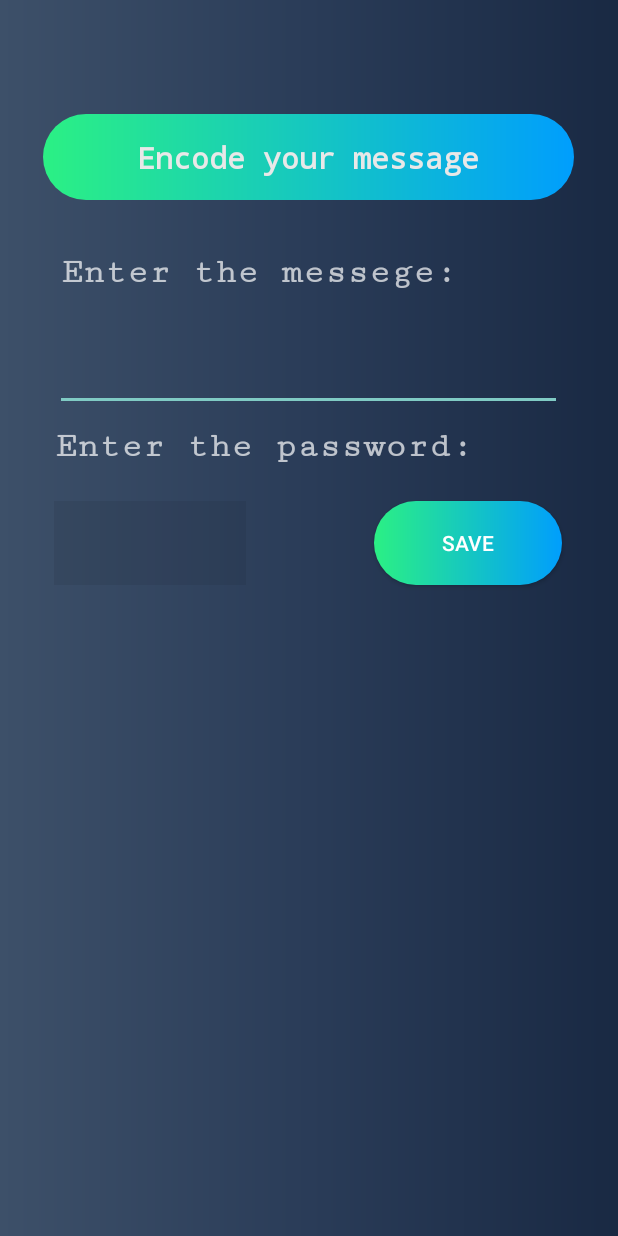
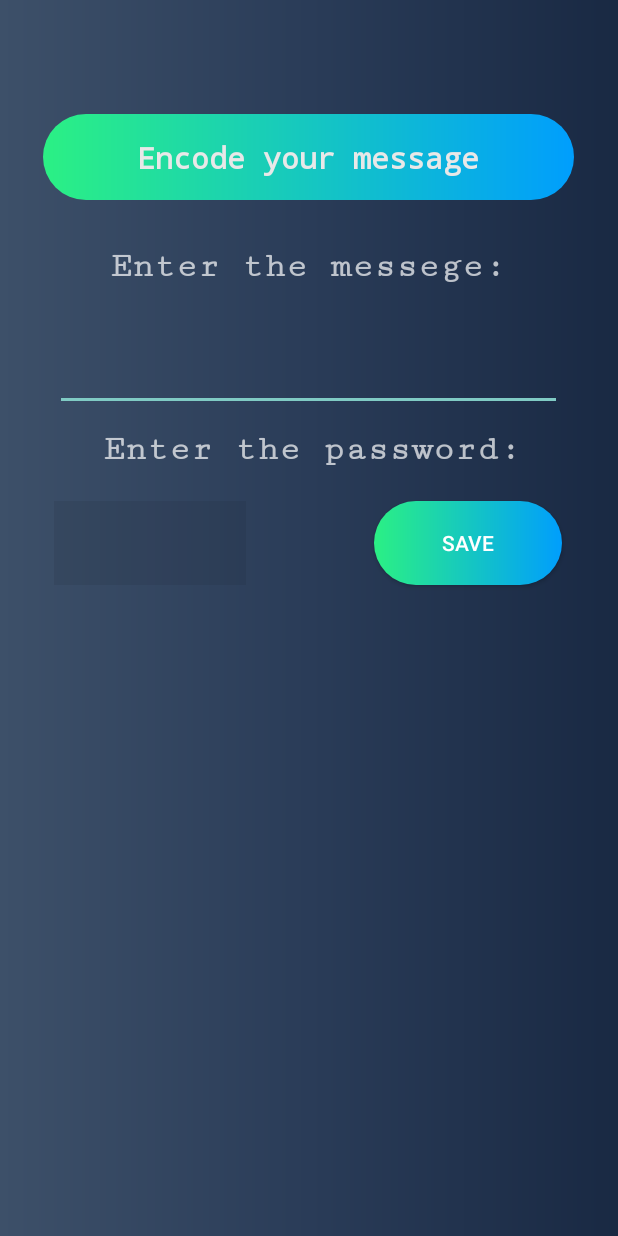
Before and after one commit to gfadu/SecretMessegingapp, an Android app: the Encode screen opened directly, with no data from a screen before it, on a phone screen of 412 x 824 dp. Run offline under Robolectric (Android 15) with nearby library versions, the phone set to English and light mode, and no system bars.

Commit message:
Update activity_encode.xml

```diff
--- a/app/src/main/res/layout/activity_encode.xml
+++ b/app/src/main/res/layout/activity_encode.xml
@@ -104,37 +104,39 @@
 
     <TextView
         android:id="@+id/textView"
-        android:layout_width="wrap_content"
+        android:layout_width="324dp"
         android:layout_height="wrap_content"
         android:layout_marginStart="8dp"
-        android:layout_marginTop="168dp"
+        android:layout_marginTop="164dp"
         android:layout_marginEnd="8dp"
         android:fontFamily="serif-monospace"
         android:text="Enter the messege:"
+        android:textAlignment="center"
         android:textSize="24sp"
         android:textStyle="bold"
         android:typeface="serif"
         app:layout_constraintEnd_toEndOf="parent"
-        app:layout_constraintHorizontal_bias="0.245"
+        app:layout_constraintHorizontal_bias="0.492"
         app:layout_constraintStart_toStartOf="parent"
         app:layout_constraintTop_toTopOf="parent" />
 
     <TextView
         android:id="@+id/textView2"
-        android:layout_width="wrap_content"
+        android:layout_width="341dp"
         android:layout_height="wrap_content"
         android:layout_marginStart="8dp"
-        android:layout_marginTop="284dp"
+        android:layout_marginTop="12dp"
         android:layout_marginEnd="8dp"
         android:fontFamily="serif-monospace"
         android:text="Enter the password:"
+        android:textAlignment="center"
         android:textSize="24sp"
         android:textStyle="bold"
         android:typeface="serif"
         app:layout_constraintEnd_toEndOf="parent"
-        app:layout_constraintHorizontal_bias="0.245"
+        app:layout_constraintHorizontal_bias="0.531"
         app:layout_constraintStart_toStartOf="parent"
-        app:layout_constraintTop_toTopOf="parent" />
+        app:layout_constraintTop_toBottomOf="@+id/inputMessage" />
 
     <Button
         android:id="@+id/copy"
```
